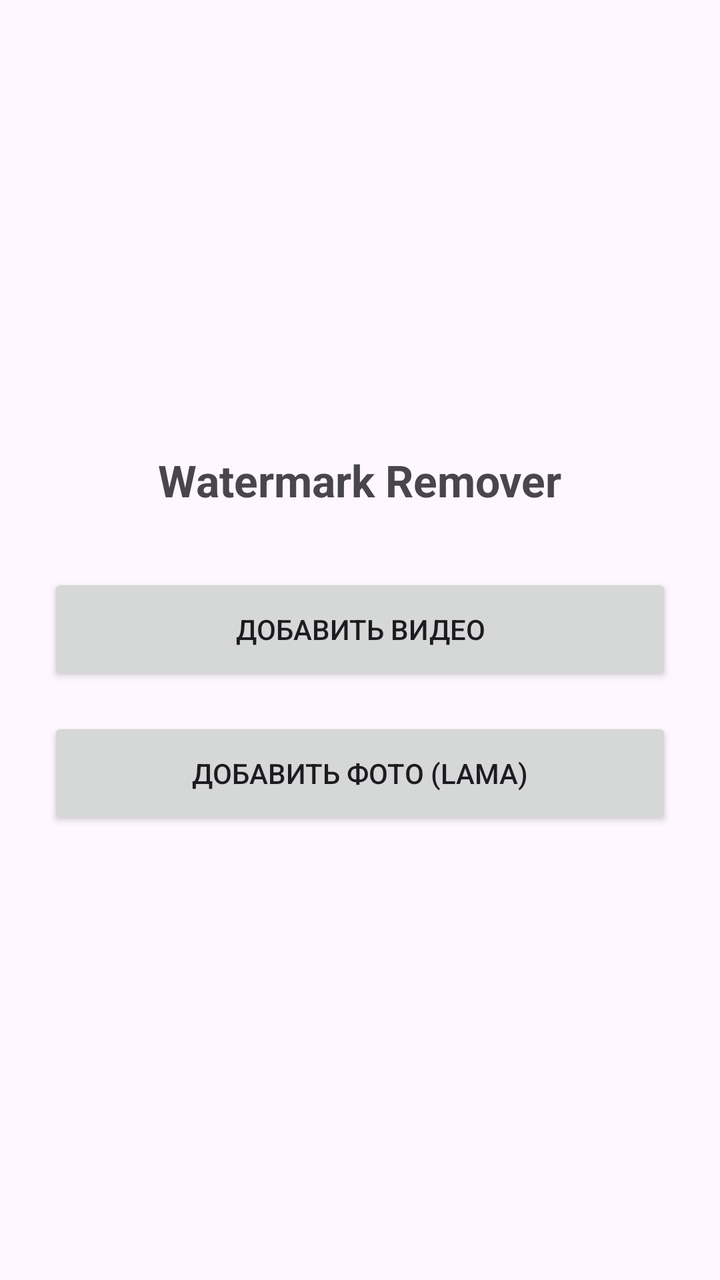
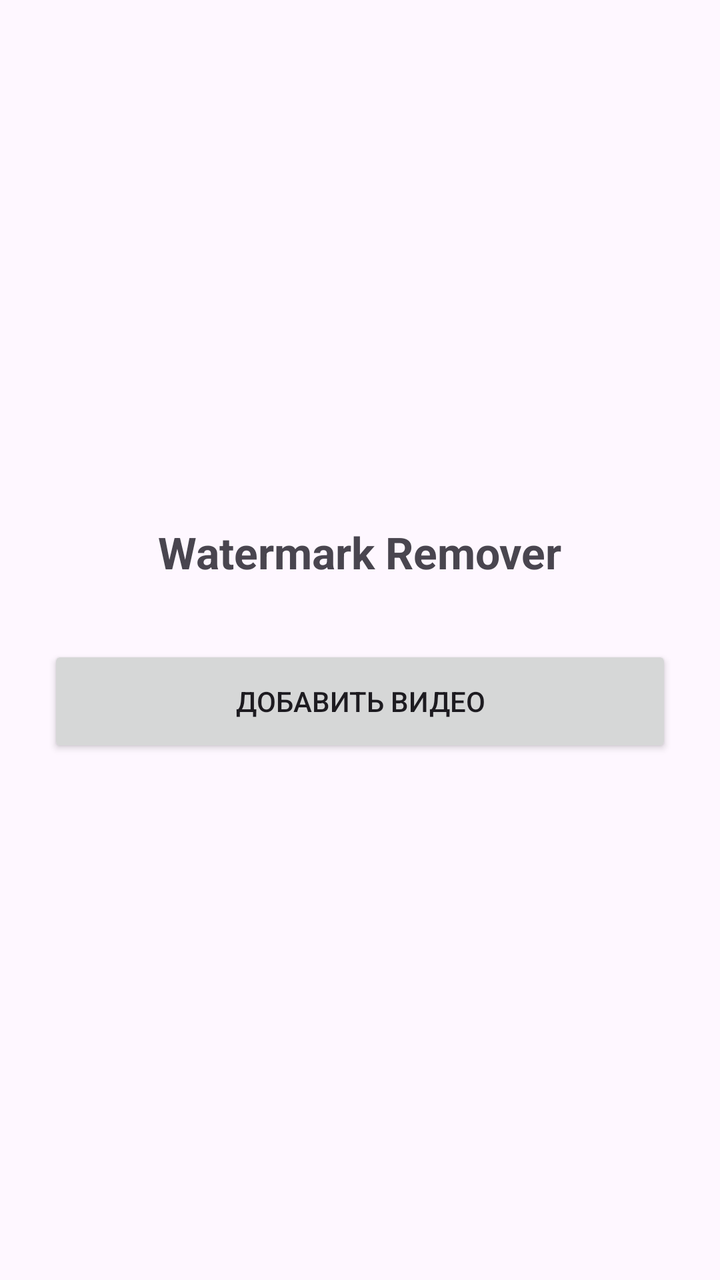

Before-and-after screenshots of an Android layout around one commit, followed by the original layout XML and the change that was made.
<!-- AndroidManifest.xml: application theme Theme.WatermarkRemover -->
<!-- res/layout/activity_main.xml -->
<?xml version="1.0" encoding="utf-8"?>
<LinearLayout xmlns:android="http://schemas.android.com/apk/res/android"
    android:layout_width="match_parent"
    android:layout_height="match_parent"
    android:orientation="vertical"
    android:gravity="center"
    android:padding="24dp">

    <TextView
        android:layout_width="wrap_content"
        android:layout_height="wrap_content"
        android:text="Watermark Remover"
        android:textSize="22sp"
        android:textStyle="bold"
        android:layout_marginBottom="32dp" />

    <Button
        android:id="@+id/btnAddVideo"
        android:layout_width="match_parent"
        android:layout_height="56dp"
        android:text="Добавить видео" />

    <Button
        android:id="@+id/btnAddPhoto"
        android:layout_width="match_parent"
        android:layout_height="56dp"
        android:layout_marginTop="16dp"
        android:text="Добавить фото (LaMa)" />

</LinearLayout>
<!-- resources referenced by this layout -->
<resources>
  <style name="Theme.WatermarkRemover" parent="Theme.Material3.DayNight.NoActionBar" />
</resources>

<!-- the commit's change to res/layout/activity_main.xml (unified diff, before → after) -->
@@ -20,11 +20,4 @@
         android:layout_height="56dp"
         android:text="Добавить видео" />
 
-    <Button
-        android:id="@+id/btnAddPhoto"
-        android:layout_width="match_parent"
-        android:layout_height="56dp"
-        android:layout_marginTop="16dp"
-        android:text="Добавить фото (LaMa)" />
-
 </LinearLayout>
